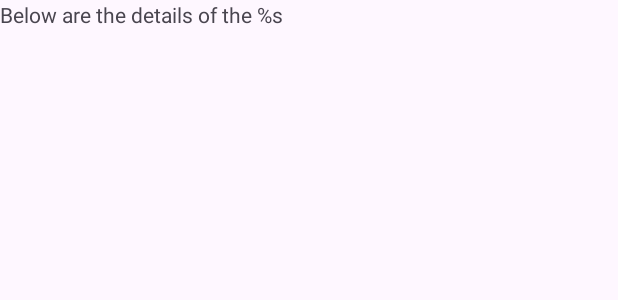
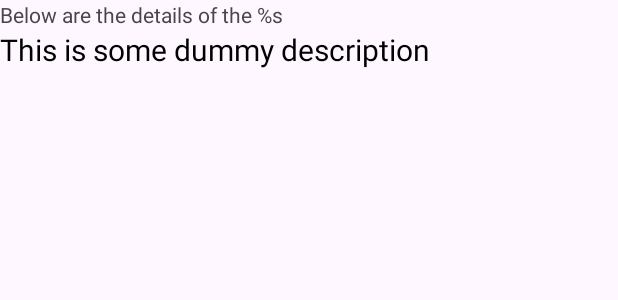
Before and after one commit to samDroid-mobi/ObjectiaAcademyDemo, an Android app: the layout fragment_details.xml on its own in the app's theme, with its tools: preview values and no code run, on a phone screen of 412 x 824 dp. Shown: the top 300 px of the screen. Run offline under Robolectric (Android 15) with nearby library versions, the phone set to English and light mode, and no system bars.

```diff
--- a/app/src/main/java/mobi/samdroid/objectiaacademydemo/base/retrofit/APIService.kt
+++ b/app/src/main/java/mobi/samdroid/objectiaacademydemo/base/retrofit/APIService.kt
@@ -7,5 +7,5 @@ import retrofit2.http.Query
 
 interface APIService {
     @GET("loremipsum")
-    fun getDescription(@Query("paragraphs") nb: String): Call<JsonObject>
+    fun getDescription(@Query("paragraphs") nb: String): Call<JsonObject> // generated URL https://api.api-ninjas.com/v1/loremipsum?paragraphs={nb}
 }
--- a/app/src/main/java/mobi/samdroid/objectiaacademydemo/signup/SignUpActivity.kt
+++ b/app/src/main/java/mobi/samdroid/objectiaacademydemo/signup/SignUpActivity.kt
@@ -77,6 +77,12 @@ class SignUpActivity : AppCompatActivity() {
 
         mViewModel.liveIsUserRegistered().observe(this) { isRegistered ->
             if (isRegistered) {
+                mViewModel.saveData(
+                    this@SignUpActivity,
+                    isRememberMeChecked(),
+                    getEnteredUsername(),
+                    getEnteredPassword()
+                )
                 navigateToMainScreen()
             } else {
                 showSnackBar(mBinding.root, getString(R.string.user_not_registered))
--- a/app/src/main/res/layout/fragment_details.xml
+++ b/app/src/main/res/layout/fragment_details.xml
@@ -1,14 +1,35 @@
 <?xml version="1.0" encoding="utf-8"?>
 <FrameLayout xmlns:android="http://schemas.android.com/apk/res/android"
+    xmlns:app="http://schemas.android.com/apk/res-auto"
     xmlns:tools="http://schemas.android.com/tools"
     android:layout_width="match_parent"
     android:layout_height="match_parent"
     tools:context=".main.fragments.DetailsFragment">
 
-    <TextView
-        android:id="@+id/textView_details"
+    <androidx.constraintlayout.widget.ConstraintLayout
         android:layout_width="match_parent"
-        android:layout_height="match_parent"
-        android:text="@string/title_details" />
+        android:layout_height="match_parent">
+
+        <TextView
+            android:id="@+id/textView_details"
+            android:layout_width="match_parent"
+            android:layout_height="wrap_content"
+            android:text="@string/title_details"
+            app:layout_constraintEnd_toEndOf="parent"
+            app:layout_constraintStart_toStartOf="parent"
+            app:layout_constraintTop_toTopOf="parent" />
+
+        <TextView
+            android:id="@+id/textView_description"
+            android:layout_width="0dp"
+            android:layout_height="0dp"
+            android:textColor="@color/black"
+            android:textSize="20sp"
+            app:layout_constraintBottom_toBottomOf="parent"
+            app:layout_constraintEnd_toEndOf="parent"
+            app:layout_constraintStart_toStartOf="parent"
+            app:layout_constraintTop_toBottomOf="@+id/textView_details"
+            tools:text="This is some dummy description" />
+    </androidx.constraintlayout.widget.ConstraintLayout>
 
 </FrameLayout>
```
Also changed, not shown: app/src/main/java/mobi/samdroid/objectiaacademydemo/main/fragments/DetailsFragment.kt (+9 -0 lines), app/src/main/java/mobi/samdroid/objectiaacademydemo/main/viewmodels/DetailsViewModel.kt (+30 -0 lines).
